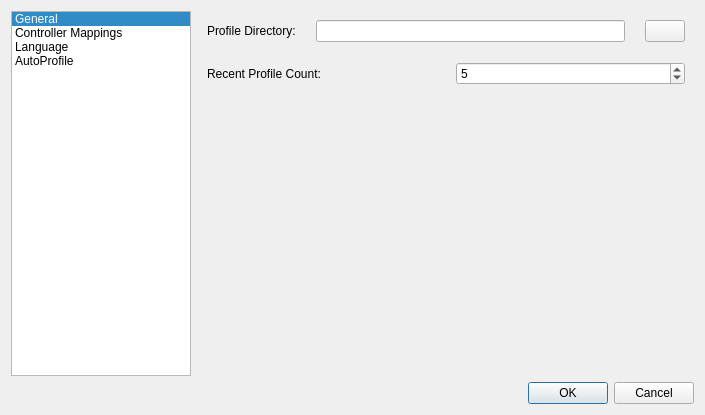
Old version of the form src/mainsettingsdialog.ui in the repository AntiMicroX/antimicrox.
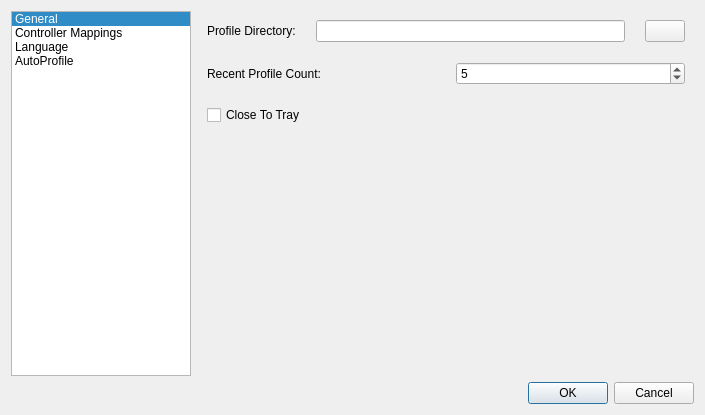
New version of the form. Icons and pictures are not drawn.

Commit message: Small edit to AutoProfileWatcher. Added close to tray option.

```diff
--- a/src/mainsettingsdialog.ui
+++ b/src/mainsettingsdialog.ui
@@ -161,6 +161,13 @@
            </item>
           </layout>
          </item>
+         <item>
+          <widget class="QCheckBox" name="closeToTrayCheckBox">
+           <property name="text">
+            <string>Close To Tray</string>
+           </property>
+          </widget>
+         </item>
          <item>
           <spacer name="verticalSpacer">
            <property name="orientation">
```
Left out of the diff: 15 changed lines with no effect on the pictures. The commit also changes 6 other files.
